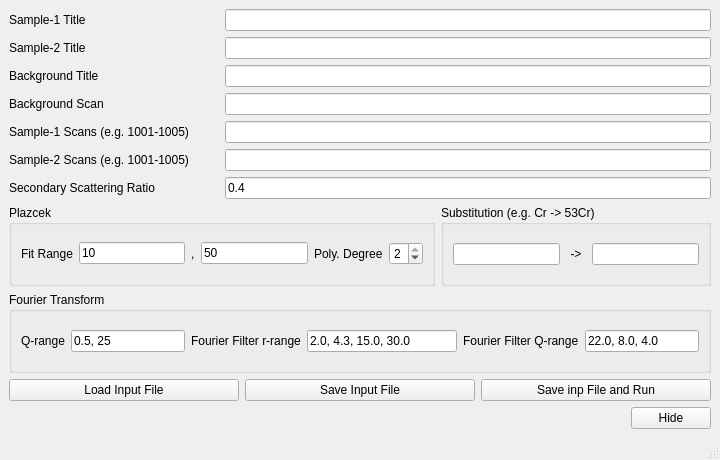
neutrons/addie, file addie/ui/isoRepGui.ui: the form before one commit.
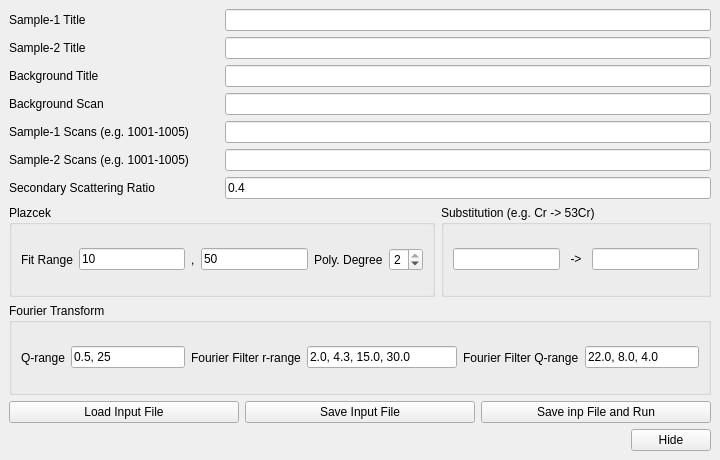
The form after the commit.

Commit message: remove status bar

```diff
--- a/addie/ui/isoRepGui.ui
+++ b/addie/ui/isoRepGui.ui
@@ -668,7 +668,6 @@
     </rect>
    </property>
   </widget>
-  <widget class="QStatusBar" name="statusbar"/>
  </widget>
  <resources/>
  <connections>
```
The commit also changes 19 other files.
